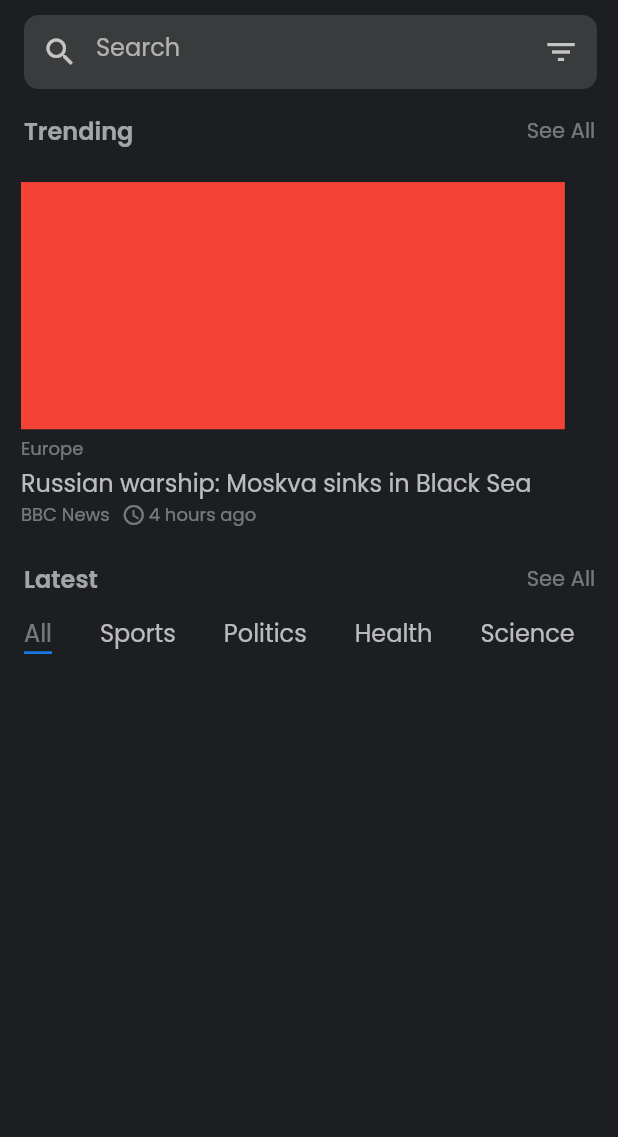
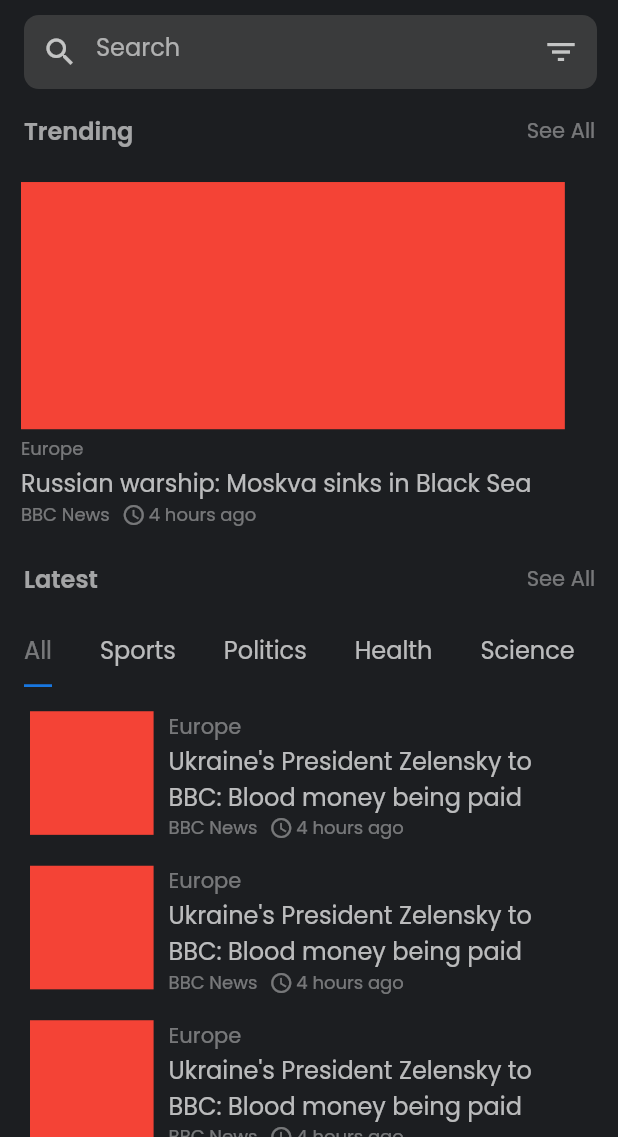
Before and after one commit to MohaamedHamdy/flutter_mvvm_news_app, a Flutter app: the HomeScreenBody screen opened directly, on a phone screen of 412 x 824 dp, the part 99-1236 px from its top. Run offline on Flutter 3.47's test engine with Material 2 defaults, Android fonts, the phone set to English and light mode, and no system bars; our stand-ins replace font_awesome_flutter.

Commit message:
home screen done

```diff
--- a/lib/features/home/presentation/view/widgets/home_screen_body.dart
+++ b/lib/features/home/presentation/view/widgets/home_screen_body.dart
@@ -1,67 +1,41 @@
 import 'package:flutter/material.dart';
-import 'package:news_app2/core/utils/constants.dart';
-import 'package:news_app2/core/utils/dimensions.dart';
-import 'package:news_app2/core/utils/styles.dart';
-
 import 'custom_app_bar.dart';
 import 'custom_search_bar.dart';
 import 'custom_trending_row.dart';
+import 'news_tab_bar.dart';
 import 'trending_item.dart';
 
 class HomeScreenBody extends StatelessWidget {
   const HomeScreenBody({Key? key}) : super(key: key);
+  static final List categories = [
+    'All',
+    'Sports',
+    'Politics',
+    'Health',
+    'Science',
+    'Travel',
+    'Business'
+  ];
 
   @override
   Widget build(BuildContext context) {
     return Scaffold(
-      body: ListView(
-        physics: const BouncingScrollPhysics(),
-        children: const [
-          CustomAppBar(),
-          CustomSearchBar(),
-          CustomTrendingRow(),
-          TrendingItem(),
-          CustomLatestRow(),
-          HomeNewsTabBar(),
-        ],
+      body: DefaultTabController(
+        length: categories.length,
+        child: ListView(
+          physics: const BouncingScrollPhysics(),
+          children: [
+            const CustomAppBar(),
+            const CustomSearchBar(),
+            const CustomTrendingRow(),
+            const TrendingItem(),
+            const CustomLatestRow(),
+            HomeNewsTabBar(
+              categories: categories,
+            ),
+          ],
+        ),
       ),
     );
   }
 }
-
-class HomeNewsTabBar extends StatefulWidget  {
-  const HomeNewsTabBar({Key? key}) : super(key: key);
-
-  @override
-  State<HomeNewsTabBar> createState() => _HomeNewsTabBarState();
-}
-
-class _HomeNewsTabBarState extends State<HomeNewsTabBar> with TickerProviderStateMixin{
-  List categories = ['All','Sports','Politics','Health','Science','Travel','Business'];
-
-  @override
-  Widget build(BuildContext context) {
-    TabController tabController = TabController(length: categories.length, vsync: this);
-    return Column(
-      children: [
-        TabBar(
-          isScrollable: true,
-          indicatorSize: TabBarIndicatorSize.label,
-          indicatorColor: kPrimaryColor,
-          labelStyle: AppStyle.style16,
-          controller: tabController,
-            tabs: const [
-          Text('All'),
-          Text('Sports'),
-          Text('Politics'),
-          Text('Health'),
-          Text('Science'),
-          Text('Travel'),
-          Text('Business'),
-        ]),
-
-      ],
-    );
-
-  }
-}
--- /dev/null
+++ b/lib/features/home/presentation/view/widgets/news_item.dart
@@ -0,0 +1,50 @@
+
+import 'package:flutter/material.dart';
+import 'package:news_app2/core/utils/dimensions.dart';
+import 'package:news_app2/core/utils/styles.dart';
+
+import 'trending_item.dart';
+
+class NewsItem extends StatelessWidget {
+  const NewsItem({Key? key}) : super(key: key);
+
+  @override
+  Widget build(BuildContext context) {
+    return Padding(
+      padding: const EdgeInsets.symmetric(horizontal: 20.0, vertical: 8),
+      child: Row(
+        crossAxisAlignment: CrossAxisAlignment.start,
+        children: [
+          Container(
+            height: Dimensions.heightPercentage(context, 10),
+            width: Dimensions.heightPercentage(context, 10),
+            color: Colors.red,
+          ),
+          const SizedBox(
+            width: 10,
+          ),
+          Column(
+            crossAxisAlignment: CrossAxisAlignment.start,
+            children: [
+              Text(
+                'Europe',
+                style: AppStyle.style14,
+              ),
+              SizedBox(
+                width: Dimensions.widthPercentage(context, 60),
+                child: Text(
+                  'Ukraine\'s President Zelensky to BBC: Blood money being paid',
+                  overflow: TextOverflow.ellipsis,
+                  maxLines: 2,
+                  style: AppStyle.style16
+                      .copyWith(color: Colors.white.withOpacity(0.7)),
+                ),
+              ),
+              const NewsProviderRow(),
+            ],
+          ),
+        ],
+      ),
+    );
+  }
+}
--- /dev/null
+++ b/lib/features/home/presentation/view/widgets/news_list_view.dart
@@ -0,0 +1,23 @@
+
+import 'package:flutter/material.dart';
+
+import 'news_item.dart';
+
+class NewsListView extends StatelessWidget {
+  const NewsListView({Key? key}) : super(key: key);
+
+  @override
+  Widget build(BuildContext context) {
+    return Padding(
+      padding: const EdgeInsets.only(top: 8.0),
+      child: ListView.builder(
+          itemCount: 10,
+          padding: EdgeInsets.zero,
+          shrinkWrap: true,
+          physics: const NeverScrollableScrollPhysics(),
+          itemBuilder: (context, index) {
+            return const NewsItem();
+          }),
+    );
+  }
+}
--- /dev/null
+++ b/lib/features/home/presentation/view/widgets/news_tab_bar.dart
@@ -0,0 +1,38 @@
+
+import 'package:flutter/material.dart';
+import 'package:news_app2/core/utils/constants.dart';
+import 'package:news_app2/core/utils/dimensions.dart';
+import 'package:news_app2/core/utils/styles.dart';
+
+import 'news_list_view.dart';
+
+class HomeNewsTabBar extends StatelessWidget {
+  final List categories;
+
+  const HomeNewsTabBar({super.key, required this.categories});
+
+  @override
+  Widget build(BuildContext context) {
+    return Column(
+      children: [
+        TabBar(
+          isScrollable: true,
+          indicatorSize: TabBarIndicatorSize.label,
+          indicatorColor: kPrimaryColor,
+          labelStyle: AppStyle.style16,
+          tabs: categories
+              .map(
+                (category) => Tab(icon: Text(category)),
+          )
+              .toList(),
+        ),
+        SizedBox(
+          height: Dimensions.screenHeight(context),
+          child: TabBarView(
+            children: categories.map((e) => const NewsListView()).toList(),
+          ),
+        ),
+      ],
+    );
+  }
+}
--- a/lib/features/home/presentation/view/widgets/trending_item.dart
+++ b/lib/features/home/presentation/view/widgets/trending_item.dart
@@ -32,7 +32,19 @@ class TrendingItem extends StatelessWidget {
             style:
             AppStyle.style16.copyWith(color: Colors.white.withOpacity(0.7)),
           ),
-          Row(
+        const NewsProviderRow(),
+        ],
+      ),
+    );
+  }
+}
+
+class NewsProviderRow extends StatelessWidget {
+  const NewsProviderRow({Key? key}) : super(key: key);
+
+  @override
+  Widget build(BuildContext context) {
+    return  Row(
       children: [
         Text(
           'BBC News',
@@ -54,9 +66,6 @@ class TrendingItem extends StatelessWidget {
           style: AppStyle.style12,
         ),
       ],
-          ),
-        ],
-      ),
     );
   }
 }
```
Lines whose indentation alone changed are shown as unchanged.
